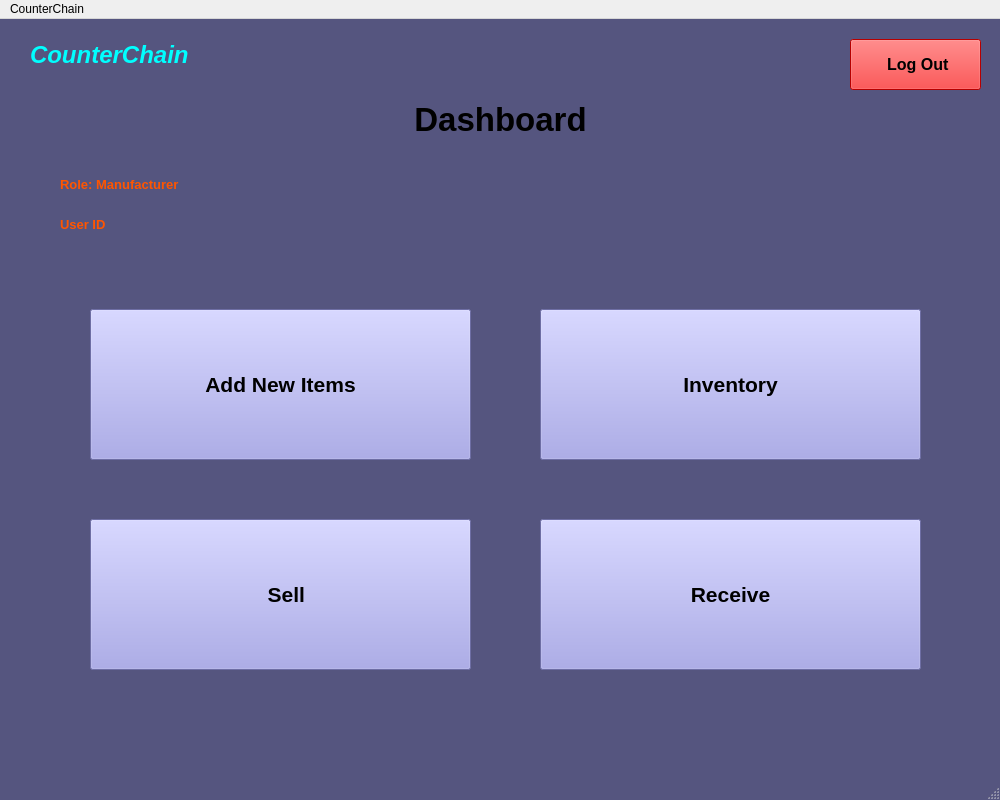
Above: dashboard.ui from shubham0298/CounterChain before the change. Below: the same form after it.
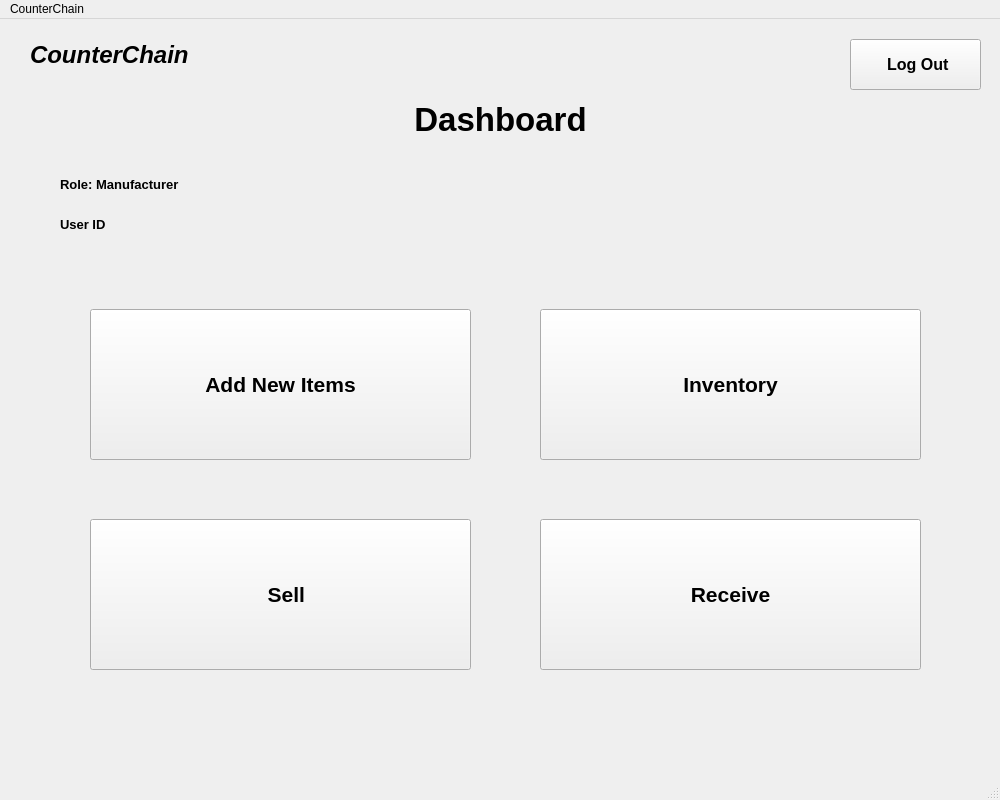
That is the form after the change. Icons and pictures are not drawn.

```diff
--- a/dashboard.ui
+++ b/dashboard.ui
@@ -35,12 +35,7 @@
    <string>CounterChain - Dashboard</string>
   </property>
   <property name="styleSheet">
-   <string notr="true">QMainWindow{
-	background-color: rgb(85, 85, 127);
-}
-QPushButton#logout{
-	background-color: rgb(255, 0, 0);
-}</string>
+   <string notr="true"/>
   </property>
   <widget class="QWidget" name="centralwidget">
    <widget class="QLabel" name="label">
@@ -99,7 +94,7 @@
      <cursorShape>PointingHandCursor</cursorShape>
     </property>
     <property name="styleSheet">
-     <string notr="true">background-color: rgb(154, 154, 229);</string>
+     <string notr="true"/>
     </property>
     <property name="text">
      <string>Inventory</string>
@@ -142,7 +137,7 @@
      <cursorShape>PointingHandCursor</cursorShape>
     </property>
     <property name="styleSheet">
-     <string notr="true">background-color: rgb(154, 154, 229);</string>
+     <string notr="true"/>
     </property>
     <property name="text">
      <string>Receive</string>
@@ -185,7 +180,7 @@
      <cursorShape>PointingHandCursor</cursorShape>
     </property>
     <property name="styleSheet">
-     <string notr="true">background-color: rgb(154, 154, 229);</string>
+     <string notr="true"/>
     </property>
     <property name="text">
      <string>Add New Items</string>
@@ -228,7 +223,7 @@
      <cursorShape>PointingHandCursor</cursorShape>
     </property>
     <property name="styleSheet">
-     <string notr="true">background-color: rgb(154, 154, 229);</string>
+     <string notr="true"/>
     </property>
     <property name="text">
      <string>  Sell</string>
@@ -260,8 +255,8 @@
         <brush brushstyle="SolidPattern">
          <color alpha="255">
           <red>0</red>
-          <green>255</green>
-          <blue>255</blue>
+          <green>0</green>
+          <blue>0</blue>
          </color>
         </brush>
        </colorrole>
@@ -271,8 +266,8 @@
         <brush brushstyle="SolidPattern">
          <color alpha="255">
           <red>0</red>
-          <green>255</green>
-          <blue>255</blue>
+          <green>0</green>
+          <blue>0</blue>
          </color>
         </brush>
        </colorrole>
@@ -353,8 +348,8 @@
        <colorrole role="WindowText">
         <brush brushstyle="SolidPattern">
          <color alpha="255">
-          <red>255</red>
-          <green>85</green>
+          <red>0</red>
+          <green>0</green>
           <blue>0</blue>
          </color>
         </brush>
@@ -364,8 +359,8 @@
        <colorrole role="WindowText">
         <brush brushstyle="SolidPattern">
          <color alpha="255">
-          <red>255</red>
-          <green>85</green>
+          <red>0</red>
+          <green>0</green>
           <blue>0</blue>
          </color>
         </brush>
@@ -413,8 +408,8 @@
        <colorrole role="WindowText">
         <brush brushstyle="SolidPattern">
          <color alpha="255">
-          <red>255</red>
-          <green>85</green>
+          <red>0</red>
+          <green>0</green>
           <blue>0</blue>
          </color>
         </brush>
@@ -424,8 +419,8 @@
        <colorrole role="WindowText">
         <brush brushstyle="SolidPattern">
          <color alpha="255">
-          <red>255</red>
-          <green>85</green>
+          <red>0</red>
+          <green>0</green>
           <blue>0</blue>
          </color>
         </brush>
```
